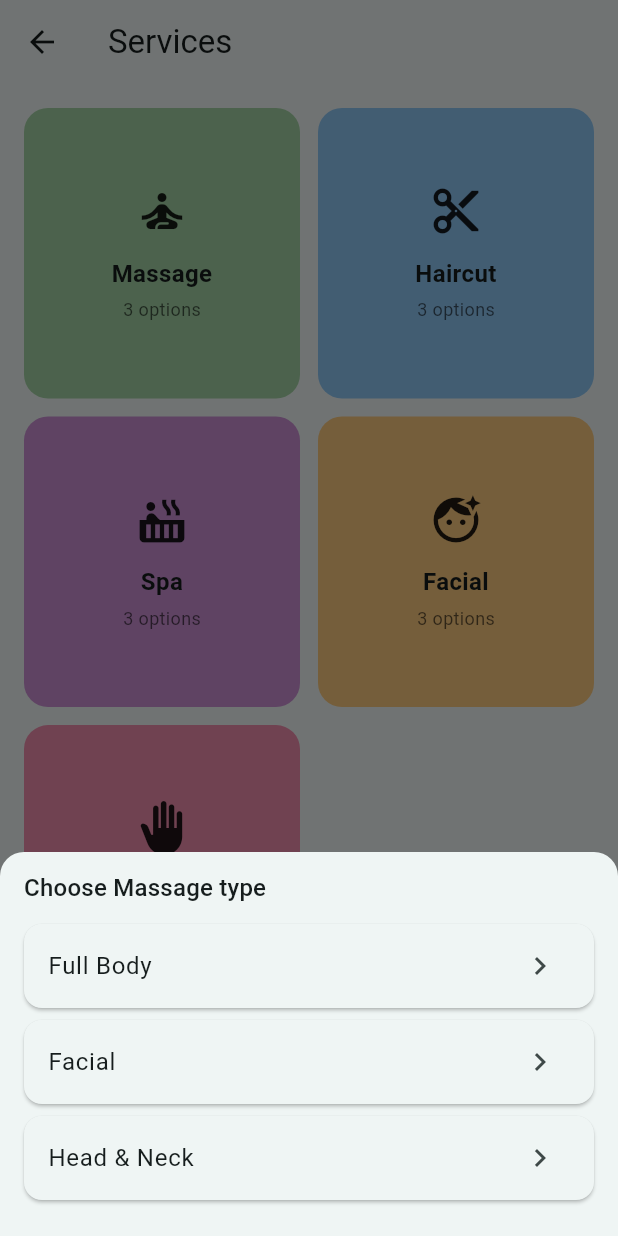
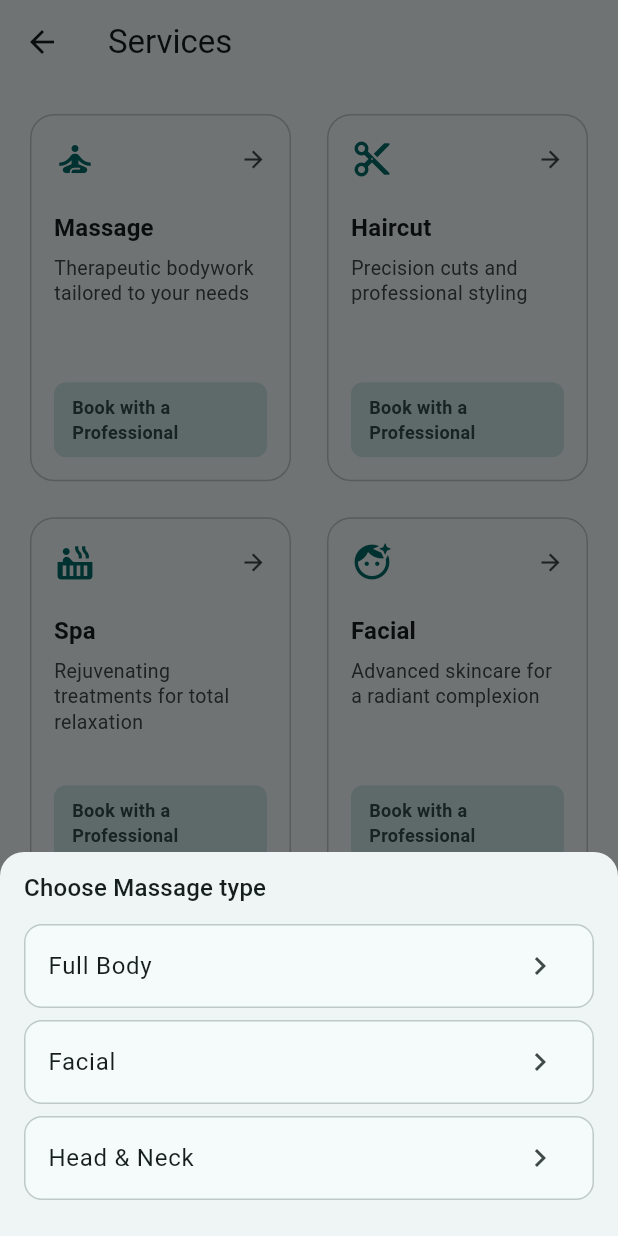
Before and after one commit to Zsolt-85/restorahub, a Flutter app: the ServicesPage screen opened directly, after a tap on "Massage", on a phone screen of 412 x 824 dp. Run offline on Flutter 3.47's test engine with Material 3 defaults, Android fonts, the phone set to English and light mode, and no system bars; our stand-ins replace cloud_firestore, firebase_auth, firebase_core, flutter_local_notifications, share_plus, shared_preferences and 3 more; missing offline and left inert: add_2_calendar; accounts and stored records are empty.

Commit message:
feat & deploy: update branding, service cards, and deploy live to Firebase Hosting

```diff
--- a/lib/constants/constants.dart
+++ b/lib/constants/constants.dart
@@ -1,11 +1,11 @@
 import 'package:flutter/material.dart';
 
-final Map<String, Color> serviceColors = {
-  'Massage': Colors.green.shade200,
-  'Haircut': Colors.blue.shade200,
-  'Spa': Colors.purple.shade200,
-  'Facial': Colors.orange.shade200,
-  'Manicure': Colors.pink.shade200,
+final Map<String, String> serviceDescriptions = {
+  'Massage': 'Therapeutic bodywork tailored to your needs',
+  'Haircut': 'Precision cuts and professional styling',
+  'Spa': 'Rejuvenating treatments for total relaxation',
+  'Facial': 'Advanced skincare for a radiant complexion',
+  'Manicure': 'Expert nail care and artistic finishing',
 };
 
 const List<String> serviceNames = [
--- a/lib/pages/services_page.dart
+++ b/lib/pages/services_page.dart
@@ -10,6 +10,7 @@ class ServicesPage extends StatelessWidget {
 
   void _openSubtypePicker(BuildContext context, String service) {
     final subtypes = serviceTypes[service] ?? [];
+    final colorScheme = Theme.of(context).colorScheme;
 
     showModalBottomSheet<void>(
       context: context,
@@ -31,10 +32,16 @@ class ServicesPage extends StatelessWidget {
                 const SizedBox(height: 12),
                 ...subtypes.map(
                   (subtype) => Card(
+                    color: colorScheme.surface,
+                    elevation: 0,
+                    shape: RoundedRectangleBorder(
+                      side: BorderSide(color: colorScheme.outlineVariant),
+                      borderRadius: BorderRadius.circular(12),
+                    ),
                     margin: const EdgeInsets.only(bottom: 8),
                     child: ListTile(
-                      title: Text(subtype),
-                      trailing: const Icon(Icons.chevron_right),
+                      title: Text(subtype, style: TextStyle(color: colorScheme.onSurface)),
+                      trailing: Icon(Icons.chevron_right, color: colorScheme.onSurfaceVariant),
                       onTap: () {
                         Navigator.pop(context);
                         Navigator.push(
@@ -60,6 +67,7 @@ class ServicesPage extends StatelessWidget {
   @override
   Widget build(BuildContext context) {
     final auth = Provider.of<AuthProvider>(context);
+    final colorScheme = Theme.of(context).colorScheme;
 
     if (auth.currentUser == null) {
       WidgetsBinding.instance.addPostFrameCallback((_) {
@@ -73,44 +81,68 @@ class ServicesPage extends StatelessWidget {
       body: GridView.builder(
         padding: const EdgeInsets.all(16),
         itemCount: serviceNames.length,
-        gridDelegate: const SliverGridDelegateWithFixedCrossAxisCount(
-          crossAxisCount: 2,
-          crossAxisSpacing: 12,
-          mainAxisSpacing: 12,
-          childAspectRatio: 0.95,
+        gridDelegate: const SliverGridDelegateWithMaxCrossAxisExtent(
+          maxCrossAxisExtent: 320,
+          crossAxisSpacing: 16,
+          mainAxisSpacing: 16,
+          childAspectRatio: 0.72,
         ),
         itemBuilder: (_, index) {
           final service = serviceNames[index];
-          final color = serviceColors[service] ?? kSecondaryColor;
           final icon = serviceIcons[service] ?? Icons.spa_outlined;
+          final description = serviceDescriptions[service] ?? '';
 
-          return Material(
-            color: color,
-            borderRadius: BorderRadius.circular(16),
+          return Card(
+            color: colorScheme.surface,
+            elevation: 0,
+            shape: RoundedRectangleBorder(
+              side: BorderSide(color: colorScheme.outlineVariant),
+              borderRadius: BorderRadius.circular(16),
+            ),
             child: InkWell(
+              onTap: () => _openSubtypePicker(context, service),
               borderRadius: BorderRadius.circular(16),
-              onTap: () => _openSubtypePicker(context, service),
               child: Padding(
                 padding: const EdgeInsets.all(16),
                 child: Column(
-                  mainAxisAlignment: MainAxisAlignment.center,
+                  crossAxisAlignment: CrossAxisAlignment.start,
                   children: [
-                    Icon(icon, size: 36, color: Colors.black87),
-                    const SizedBox(height: 12),
+                    Row(
+                      children: [
+                        Icon(icon, color: colorScheme.primary, size: 28),
+                        const Spacer(),
+                        Icon(Icons.arrow_forward, size: 18, color: colorScheme.onSurfaceVariant),
+                      ],
+                    ),
+                    const SizedBox(height: 20),
                     Text(
                       service,
-                      textAlign: TextAlign.center,
-                      style: const TextStyle(
-                        fontSize: 16,
-                        fontWeight: FontWeight.bold,
+                      style: Theme.of(context).textTheme.titleMedium?.copyWith(
+                            color: colorScheme.onSurface,
+                            fontWeight: FontWeight.w700,
+                          ),
+                    ),
+                    const SizedBox(height: 6),
+                    Text(
+                      description,
+                      style: TextStyle(
+                        color: colorScheme.onSurfaceVariant,
+                        fontSize: 13,
+                        height: 1.3,
                       ),
+                      maxLines: 3,
+                      overflow: TextOverflow.ellipsis,
                     ),
-                    const SizedBox(height: 4),
-                    Text(
-                      '${serviceTypes[service]?.length ?? 0} options',
-                      style: TextStyle(
-                        fontSize: 12,
-                        color: Colors.black.withValues(alpha: 0.6),
+                    const Spacer(),
+                    Container(
+                      padding: const EdgeInsets.symmetric(horizontal: 12, vertical: 8),
+                      decoration: BoxDecoration(
+                        color: colorScheme.secondaryContainer,
+                        borderRadius: BorderRadius.circular(8),
+                      ),
+                      child: Text(
+                        'Book with a Professional',
+                        style: TextStyle(color: colorScheme.onSecondaryContainer, fontSize: 12, fontWeight: FontWeight.w600),
                       ),
                     ),
                   ],
```
Also changed, not shown: 10 other files.
